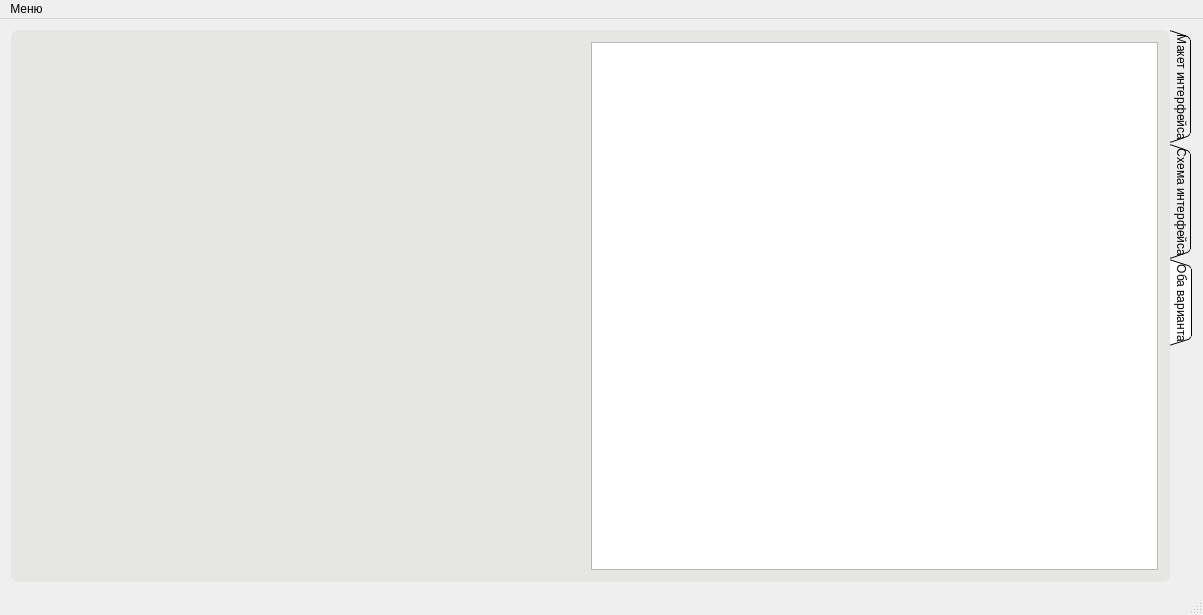
This is mainwindow.ui in Anastasiya-Potseluico/InterfaceBuilder as Qt 5 draws it before an edit. The edited form follows.
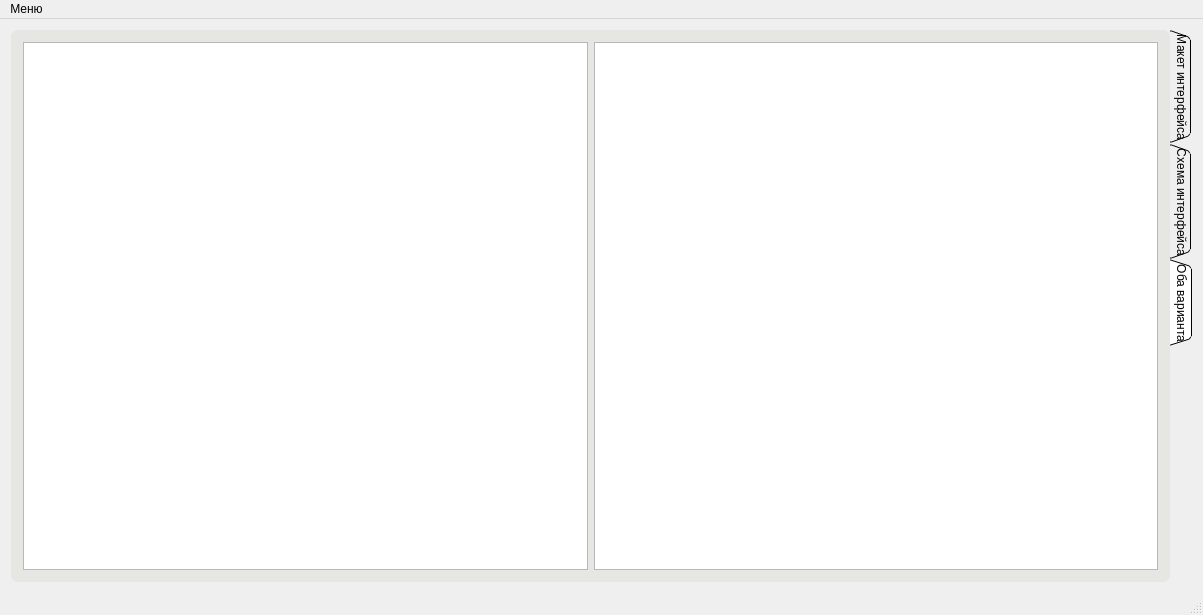
This is the edited form.

What changed in the file:
```diff
--- a/mainwindow.ui
+++ b/mainwindow.ui
@@ -95,17 +95,7 @@
          <widget class="QGraphicsView" name="shemeView_s"/>
         </item>
         <item row="0" column="0">
-         <spacer name="horizontalSpacer">
-          <property name="orientation">
-           <enum>Qt::Horizontal</enum>
-          </property>
-          <property name="sizeHint" stdset="0">
-           <size>
-            <width>40</width>
-            <height>20</height>
-           </size>
-          </property>
-         </spacer>
+         <widget class="QGraphicsView" name="interfaceView_s"/>
         </item>
        </layout>
       </widget>
```
Left out of the diff: 10 changed lines with no effect on the pictures.
